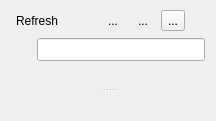
Old version of the form src/ui/qgsbrowserdockwidgetbase.ui in the repository carsmie/QGIS.
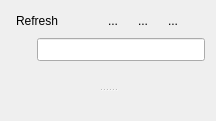
New version of the form. Icons and pictures are not drawn. Custom widgets are drawn as their Qt base class.

Commit message: Set autoraise on browser dock info button

What changed in the file:
```diff
--- a/src/ui/qgsbrowserdockwidgetbase.ui
+++ b/src/ui/qgsbrowserdockwidgetbase.ui
@@ -124,6 +124,9 @@
         <property name="checked">
          <bool>false</bool>
         </property>
+        <property name="autoRaise">
+         <bool>true</bool>
+        </property>
        </widget>
       </item>
       <item>
```
